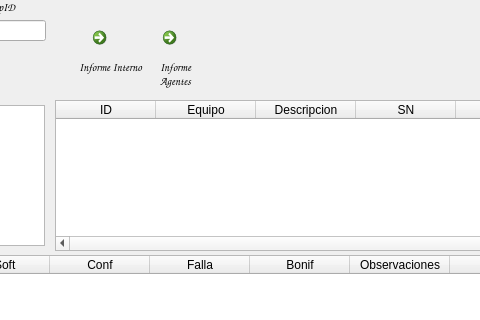
Old version of the form trabajo.ui in the repository Matias2178/Sistema_Postventa; both pictures show x 555 to 1035 and y 0 to 320 of the 1300 by 597 pixel window.
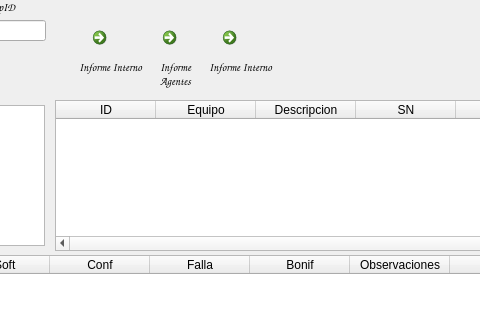
New version of the form. Icons and pictures are not drawn.

Commit message: Se agrego la carga del numero de remito del agente Funcion para generar la impresion en pdf del reporte interno.

Diff of the .ui file:
```diff
--- a/trabajo.ui
+++ b/trabajo.ui
@@ -700,6 +700,62 @@
     <bool>true</bool>
    </property>
   </widget>
+  <widget class="QCommandLinkButton" name="RepInterno_PDF">
+   <property name="geometry">
+    <rect>
+     <x>770</x>
+     <y>20</y>
+     <width>31</width>
+     <height>41</height>
+    </rect>
+   </property>
+   <property name="text">
+    <string/>
+   </property>
+   <property name="icon">
+    <iconset resource="PostVenta.qrc">
+     <normaloff>:/images/descarga.png</normaloff>:/images/descarga.png</iconset>
+   </property>
+   <property name="iconSize">
+    <size>
+     <width>30</width>
+     <height>30</height>
+    </size>
+   </property>
+   <property name="autoRepeatDelay">
+    <number>299</number>
+   </property>
+  </widget>
+  <widget class="QLabel" name="lID_35">
+   <property name="geometry">
+    <rect>
+     <x>760</x>
+     <y>60</y>
+     <width>71</width>
+     <height>31</height>
+    </rect>
+   </property>
+   <property name="font">
+    <font>
+     <family>Comic Sans MS</family>
+     <pointsize>8</pointsize>
+     <weight>75</weight>
+     <bold>true</bold>
+    </font>
+   </property>
+   <property name="text">
+    <string>Informe Interno</string>
+   </property>
+   <property name="textFormat">
+    <enum>Qt::RichText</enum>
+   </property>
+   <property name="alignment">
+    <set>Qt::AlignHCenter|Qt::AlignTop</set>
+   </property>
+   <property name="wordWrap">
+    <bool>true</bool>
+   </property>
+  </widget>
   <zorder>TrabajoPerifericos</zorder>
   <zorder>buttonBox</zorder>
   <zorder>TrabajoCaudalimetro</zorder>
```
Left out of the diff: 2 changed lines with no effect on the pictures. The commit also changes 10 other files.
